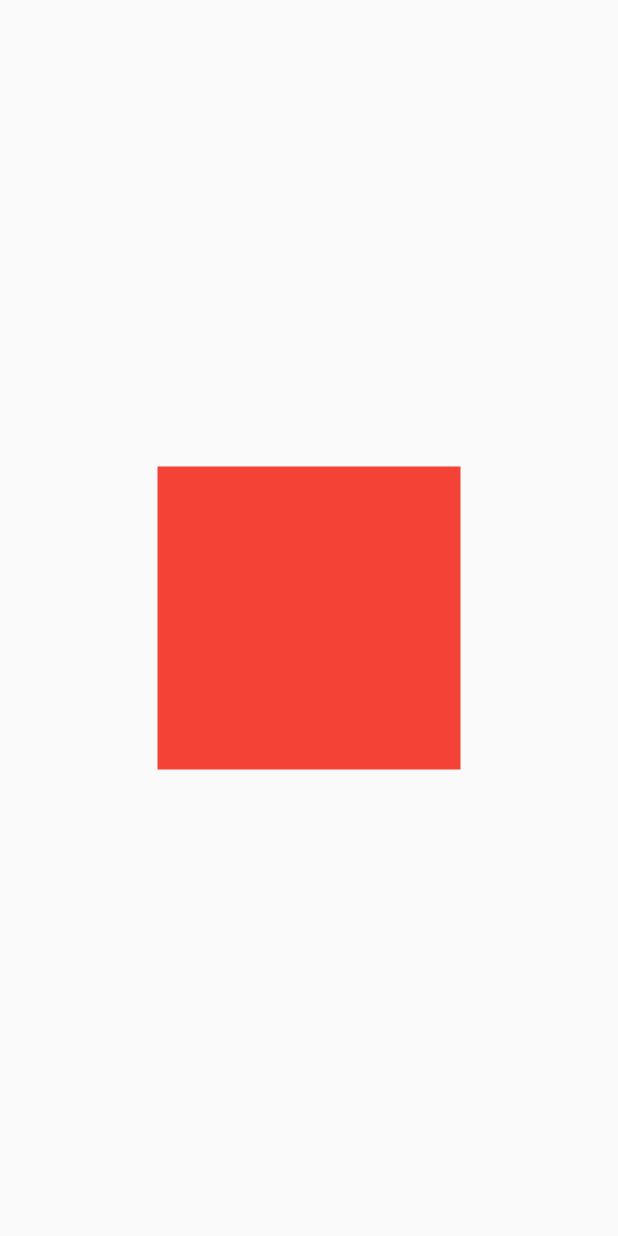
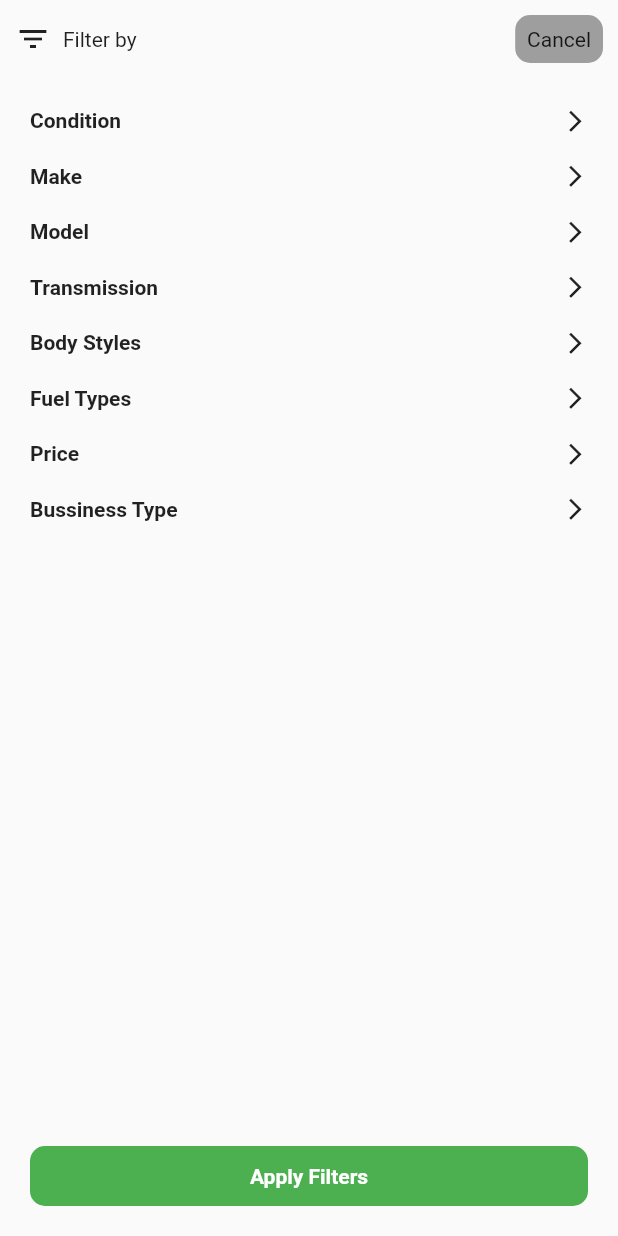
Before and after one commit to zenisoc/gadifinall, a Flutter app: the screen it shows after launch, on a phone screen of 412 x 824 dp. Run offline on Flutter 3.47's test engine with Material 2 defaults, Android fonts, the phone set to English and light mode, and no system bars; our stand-ins replace carousel_pro, carousel_slider, dotted_border, flutter_svg, focused_menu, get and 2 more; project files that could hold a hidden picture were left out.

Commit message:
all commits add at once

```diff
--- /dev/null
+++ b/lib/filter/filter.dart
@@ -0,0 +1,177 @@
+import 'package:flutter/cupertino.dart';
+import 'package:flutter/material.dart';
+import 'package:get/get.dart';
+
+class Filter extends StatefulWidget {
+  const Filter({Key key}) : super(key: key);
+
+  @override
+  _FilterState createState() => _FilterState();
+}
+
+class _FilterState extends State<Filter> {
+  @override
+  Widget build(BuildContext context) {
+    return SafeArea(
+      child: Scaffold(
+        body: Padding(
+          padding: const EdgeInsets.all(10.0),
+          child: Column(
+            children: [
+              Row(
+                children: [
+                  Icon(Icons.filter_list_sharp),
+                  Padding(
+                    padding: const EdgeInsets.all(8.0),
+                    child: Text("Filter by"),
+                  ),
+                  Spacer(),
+                  ClipRRect(
+                    borderRadius:  BorderRadius.circular(10),
+                    child: Container(color: Colors.grey,
+                        child: Padding(
+                      padding: const EdgeInsets.all(8.0),
+                      child: Text("Cancel"),
+                    )),
+                  )
+                ],
+              ),
+              SizedBox(
+                height: 20,
+              ),
+              CustomConatiner(text: "Condition"),
+              CustomConatiner(text: "Make"),
+              CustomConatiner(text: "Model"),
+              CustomConatiner(text: "Transmission"),
+              CustomConatiner(text: "Body Styles"),
+              CustomConatiner(text: "Fuel Types"),
+              CustomConatiner(text: "Price"),
+              CustomConatiner(text: "Bussiness Type"),
+              Spacer(),
+              Padding(
+                padding: const EdgeInsets.all(10.0),
+                child: ClipRRect(
+                  borderRadius:  BorderRadius.circular(10),
+                  child: Container(
+                    width:  MediaQuery.of(context).size.width,
+                      color: Colors.green,
+                      child: Padding(
+                        padding: const EdgeInsets.all(12.0),
+                        child: Center(child: Text("Apply Filters",style: TextStyle(fontWeight: FontWeight.bold,color: Colors.white),)),
+                      )),
+                ),
+              )
+
+            ],
+          ),
+        )
+      ),
+    );
+  }
+}
+class JenishBottomSheet{
+  static getBottomSheet(String Title){
+    return Get.bottomSheet(
+      Container(
+        height: Get.height,
+        color: Colors.white,
+        child: Padding(
+          padding: const EdgeInsets.all(14.0),
+          child: Column(
+            children: [
+              SizedBox(
+                height: 20,
+              ),
+              Row(
+                children: [
+                  Icon(Icons.arrow_back_ios,size: 17,),
+                  SizedBox(
+                    width: 5,
+                  ),
+                  Text(Title,style: TextStyle(fontWeight: FontWeight.bold),),
+                  Spacer(),
+                  ClipRRect(
+                    borderRadius:  BorderRadius.circular(10),
+                    child: Container(color: Colors.grey,
+                        child: Padding(
+                          padding: const EdgeInsets.all(8.0),
+                          child: Text("Cancel"),
+                        )),
+                  )
+
+                ],
+              )
+            ],
+          ),
+        ),
+      ),
+    );
+  }
+
+}
+void displayBottomSheet(BuildContext context) {
+  showModalBottomSheet(
+      context: context,
+      isScrollControlled: true,
+      builder: (ctx) {
+        return SafeArea(
+          child: Scaffold(
+            body: Container(
+             child: Padding(
+               padding: const EdgeInsets.all(14.0),
+               child: Column(
+                 children: [
+                   SizedBox(
+                     height: 20,
+                   ),
+                   Row(
+                     children: [
+                       Icon(Icons.arrow_back_ios,size: 17,),
+                       SizedBox(
+                         width: 5,
+                       ),
+                       Text("Condition",style: TextStyle(fontWeight: FontWeight.bold),),
+
+                       Spacer(),
+                       ClipRRect(
+                         borderRadius:  BorderRadius.circular(10),
+                         child: Container(color: Colors.grey,
+                             child: Padding(
+                               padding: const EdgeInsets.all(8.0),
+                               child: Text("Cancel"),
+                             )),
+                       )
+
+                     ],
+                   )
+                 ],
+               ),
+             ),
+            ),
+          ),
+        );
+      });
+}
+ class CustomConatiner extends StatelessWidget {
+  String text;
+  CustomConatiner({this.text});
+   @override
+   Widget build(BuildContext context) {
+     return Padding(
+       padding: const EdgeInsets.all(10.0),
+       child: Container(
+         child:  Row(
+           children: [
+             Text(text,style: TextStyle(fontWeight: FontWeight.bold),),
+             Spacer(),
+             InkWell(
+               onTap: (){
+                 JenishBottomSheet.getBottomSheet('Conditions');
+               },
+                 child: Icon(Icons.arrow_forward_ios,size: 17,)),
+           ],
+         )
+       ),
+     );
+   }
+ }
--- a/lib/listing/listing_bike/listing_bike.dart
+++ b/lib/listing/listing_bike/listing_bike.dart
@@ -11,12 +11,8 @@ class ListingBike extends StatefulWidget {
 }
 
 class _ListingBikeState extends State<ListingBike> {
-
-
   File _image;
   final picker = ImagePicker();
-
-
   var tick1= false;
   var tick2= false;
   var tick3= false;
@@ -57,7 +53,6 @@ class _ListingBikeState extends State<ListingBike> {
             child: Column(
               children: [
                 TextFormList(
-                  controller: "dd",
                   title: "Conditions",
                   itemList: ["New", "Old"],
                 ),
--- a/lib/pageView.dart
+++ b/lib/pageView.dart
@@ -17,6 +17,7 @@ import 'package:gaadibazaar/dashboard/car_section/cars_filter.dart';
 import 'package:gaadibazaar/dashboard/constructions_section/construction_filter.dart';
 import 'package:gaadibazaar/dashboard/constructions_section/construction_section.dart';
 import 'package:gaadibazaar/dashboard/main_dashboard/dashboard.dart';
+import 'package:gaadibazaar/filter/filter.dart';
 import 'package:gaadibazaar/listing/listing_bike/listing_bike.dart';
 import 'package:gaadibazaar/listing/listing_car/listing_car.dart';
 import 'package:gaadibazaar/listing/listing_excavator/listing_excavator.dart';
@@ -34,8 +35,8 @@ class PageViews extends StatelessWidget {
   Widget build(BuildContext context) {
     return PageView(
       children: [
+        Filter(),
         PostApi(),
-
         Apitwo(),
          ApiThree(),
          PreLogin(),
--- a/pubspec.yaml
+++ b/pubspec.yaml
@@ -46,6 +46,8 @@ dev_dependencies:
   flutter_svg: ^0.18.0
   google_sign_in: ^4.5.9
   firebase_auth: ^0.18.4
+  get: ^3.24.0
+
 
 
 
```
